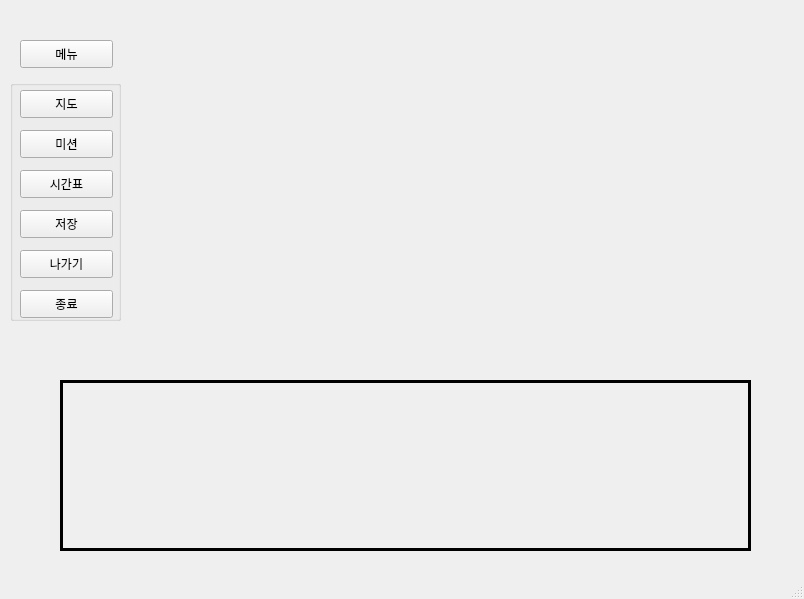
Qt form SSG_BS/mission/mission.ui (hyeji1221/Sangmyung_Simulation_Game) before a commit.
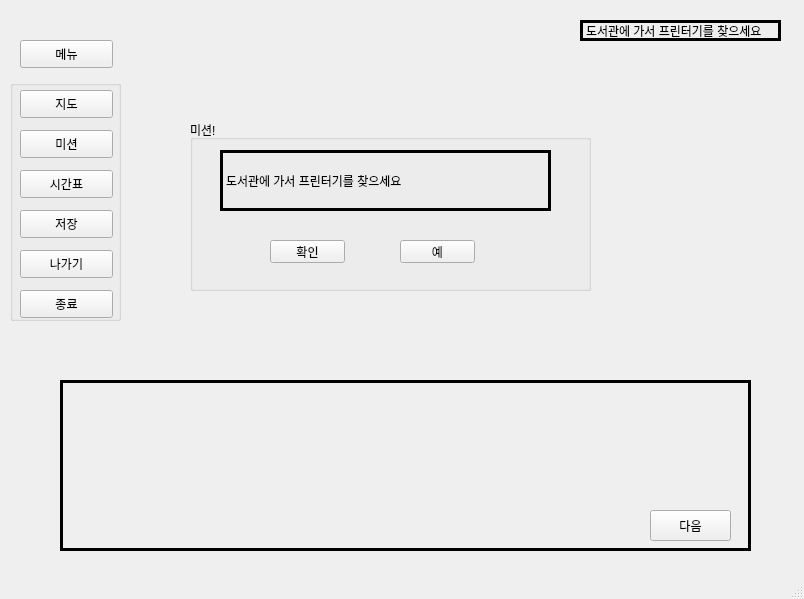
The same form after that commit.

Diff of the .ui file:
```diff
--- a/SSG_BS/mission/mission.ui
+++ b/SSG_BS/mission/mission.ui
@@ -140,6 +140,102 @@
      <string/>
     </property>
    </widget>
+   <widget class="QGroupBox" name="missionBox">
+    <property name="geometry">
+     <rect>
+      <x>190</x>
+      <y>120</y>
+      <width>401</width>
+      <height>171</height>
+     </rect>
+    </property>
+    <property name="title">
+     <string>미션!</string>
+    </property>
+    <widget class="QLabel" name="chat_m">
+     <property name="geometry">
+      <rect>
+       <x>30</x>
+       <y>30</y>
+       <width>331</width>
+       <height>61</height>
+      </rect>
+     </property>
+     <property name="frameShape">
+      <enum>QFrame::Box</enum>
+     </property>
+     <property name="lineWidth">
+      <number>3</number>
+     </property>
+     <property name="midLineWidth">
+      <number>3</number>
+     </property>
+     <property name="text">
+      <string>도서관에 가서 프린터기를 찾으세요</string>
+     </property>
+    </widget>
+    <widget class="QPushButton" name="OK">
+     <property name="geometry">
+      <rect>
+       <x>80</x>
+       <y>120</y>
+       <width>75</width>
+       <height>23</height>
+      </rect>
+     </property>
+     <property name="text">
+      <string>확인</string>
+     </property>
+    </widget>
+    <widget class="QPushButton" name="Yes">
+     <property name="geometry">
+      <rect>
+       <x>210</x>
+       <y>120</y>
+       <width>75</width>
+       <height>23</height>
+      </rect>
+     </property>
+     <property name="text">
+      <string>예</string>
+     </property>
+    </widget>
+   </widget>
+   <widget class="QLabel" name="mission_show">
+    <property name="geometry">
+     <rect>
+      <x>580</x>
+      <y>20</y>
+      <width>201</width>
+      <height>21</height>
+     </rect>
+    </property>
+    <property name="frameShape">
+     <enum>QFrame::Box</enum>
+    </property>
+    <property name="lineWidth">
+     <number>3</number>
+    </property>
+    <property name="midLineWidth">
+     <number>3</number>
+    </property>
+    <property name="text">
+     <string>도서관에 가서 프린터기를 찾으세요</string>
+    </property>
+   </widget>
+   <widget class="QPushButton" name="next">
+    <property name="geometry">
+     <rect>
+      <x>650</x>
+      <y>510</y>
+      <width>81</width>
+      <height>31</height>
+     </rect>
+    </property>
+    <property name="text">
+     <string>다음</string>
+    </property>
+   </widget>
   </widget>
   <widget class="QStatusBar" name="statusbar"/>
  </widget>
```
